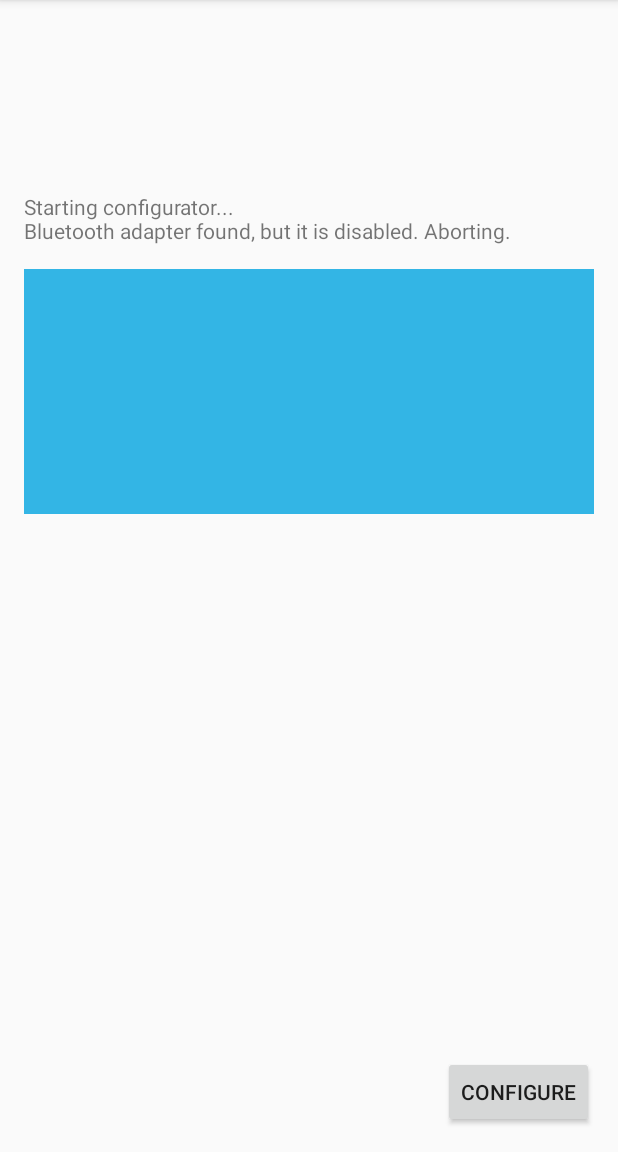
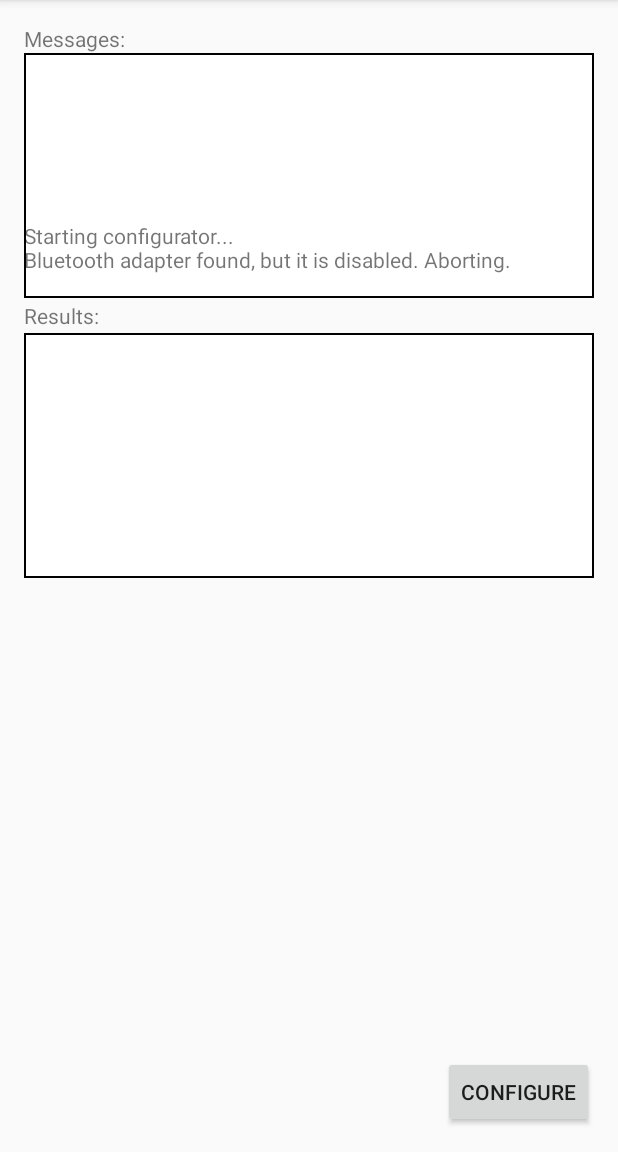
Before and after one commit to jdueitt/QEDConfigurator, an Android app: the screen it shows after launch (ConfigureActivity), after a tap on "CONFIGURE", on a phone screen of 412 x 824 dp, the part 84-1236 px from its top. Run offline under Robolectric (Android 15) with nearby library versions, the phone set to English and light mode, and no system bars.

Commit message:
Updated UI to get a decent layout and color set.

```diff
--- a/app/src/main/res/drawable/outline.xml
+++ b/app/src/main/res/drawable/outline.xml
@@ -1,4 +1,5 @@
 <?xml version="1.0" encoding="utf-8"?>
-<selector xmlns:android="http://schemas.android.com/apk/res/android">
-
-</selector>
+<shape xmlns:android="http://schemas.android.com/apk/res/android" android:shape="rectangle" >
+    <solid android:color="#ffffff" />
+    <stroke android:width="1dip" android:color="#000000"/>
+</shape>
--- a/app/src/main/res/layout/activity_configure.xml
+++ b/app/src/main/res/layout/activity_configure.xml
@@ -29,23 +29,41 @@
         android:weightSum="1">
 
         <TextView
+            android:layout_width="wrap_content"
+            android:layout_height="wrap_content"
+            android:textAppearance="?android:attr/textAppearanceSmall"
+            android:text="Messages:"
+            android:id="@+id/textView" />
+
+        <TextView
             android:layout_width="match_parent"
             android:layout_height="wrap_content"
             android:id="@+id/configureText"
             android:maxLines="10"
             android:scrollbars="vertical"
             android:minLines="10"
-            android:gravity="bottom" />
+            android:gravity="bottom"
+            android:background="@drawable/outline"
+            android:layout_marginBottom="2dp" />
+
+        <TextView
+            android:layout_width="wrap_content"
+            android:layout_height="wrap_content"
+            android:textAppearance="?android:attr/textAppearanceSmall"
+            android:text="Results:"
+            android:id="@+id/textView2" />
 
         <TextView
             android:layout_width="match_parent"
             android:id="@+id/resultText"
-            android:background="@android:color/holo_blue_light"
             android:scrollbars="vertical"
             android:maxLines="10"
             android:layout_height="wrap_content"
             android:minLines="10"
-            android:gravity="bottom" />
+            android:gravity="bottom"
+            android:background="@drawable/outline"
+            android:layout_marginTop="2dp"
+            android:layout_marginBottom="2dp" />
     </LinearLayout>
 
 </RelativeLayout>
```
